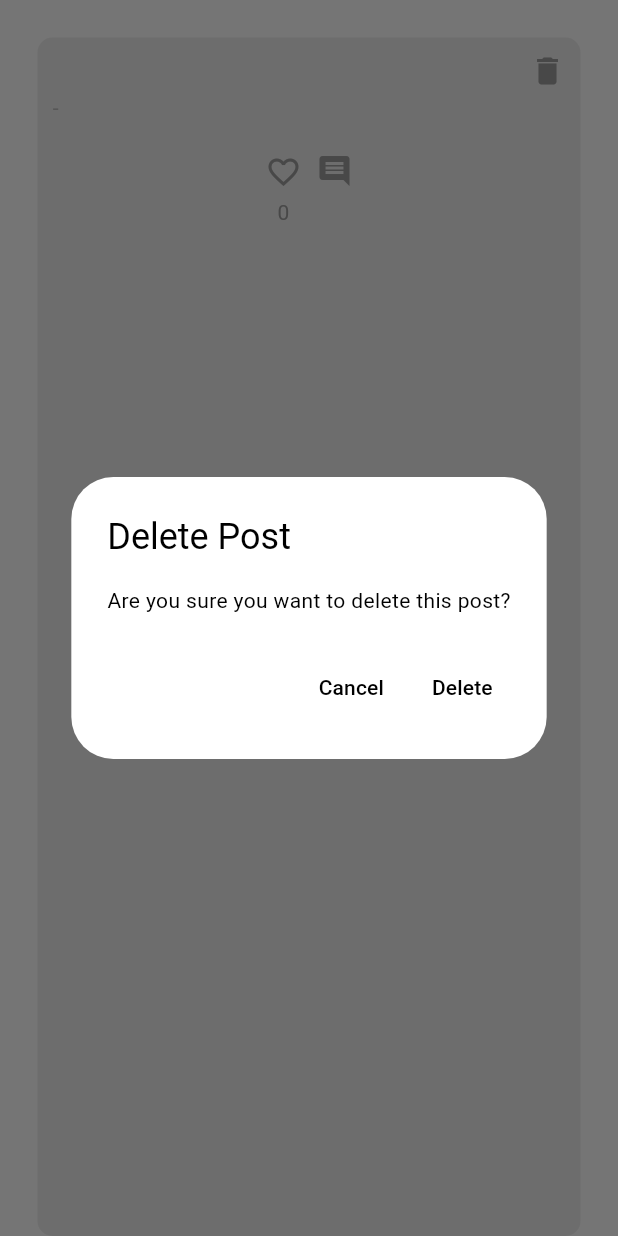
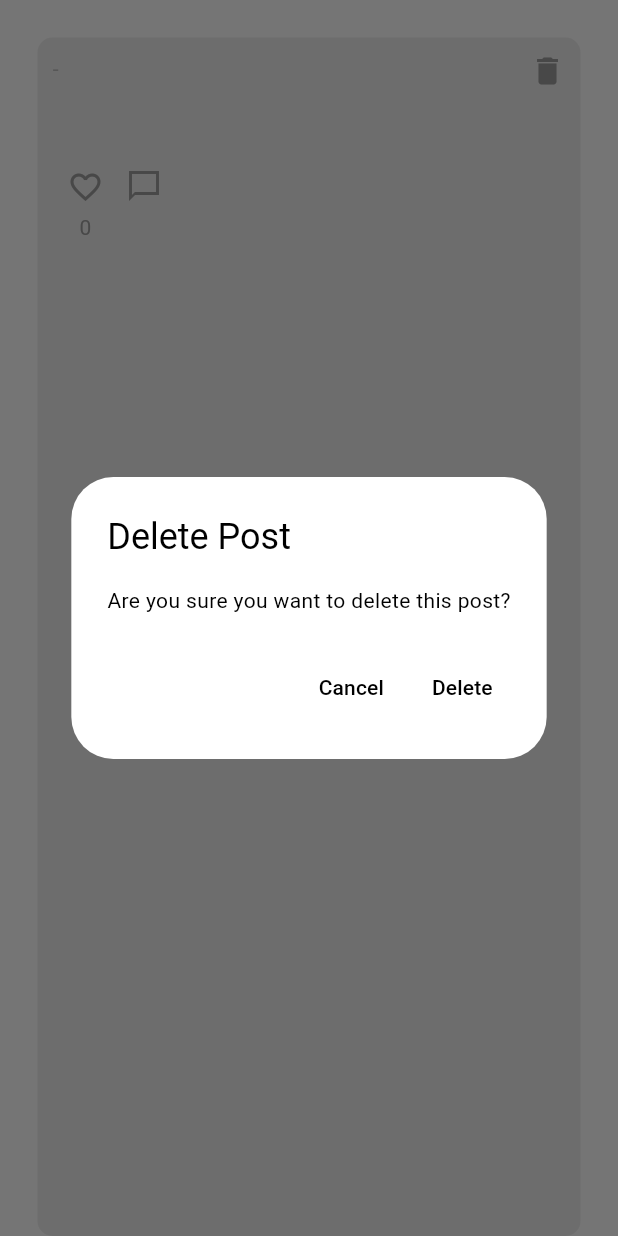
Before and after one commit to boywithdv/flutter_timelines, a Flutter app: the WallPost widget shown alone on an empty page, opened directly with empty values, after a tap on the "delete" icon, on a phone screen of 412 x 824 dp. Run offline on Flutter 3.47's test engine with Material 3 defaults, Android fonts, the phone set to English and light mode, and no system bars; our stand-ins replace cloud_firestore, firebase_auth, firebase_core; accounts and stored records are empty.

Commit message:
comment時のアイコン修正

```diff
--- a/lib/view/components/comment_button.dart
+++ b/lib/view/components/comment_button.dart
@@ -9,7 +9,7 @@ class CommentButton extends StatelessWidget {
     return GestureDetector(
       onTap: onTap,
       child: Icon(
-        Icons.comment,
+        Icons.chat_bubble_outline_sharp,
         color: Colors.grey,
       ),
     );
--- a/lib/view/components/wall_post.dart
+++ b/lib/view/components/wall_post.dart
@@ -220,14 +220,10 @@ class _WallPostState extends State<WallPost> {
                   crossAxisAlignment: CrossAxisAlignment.start,
                   children: [
                     // group of text (message + user email )
-                    Column(
+                    Expanded(
+                      child: Column(
                         crossAxisAlignment: CrossAxisAlignment.start,
                         children: [
-                        // message
-                        Text(widget.message),
-                        const SizedBox(
-                          height: 5,
-                        ),
                           Row(
                             children: [
                               Text(
@@ -243,8 +239,20 @@ class _WallPostState extends State<WallPost> {
                                 style: TextStyle(color: Colors.grey[400]),
                               ),
                             ],
+                          ),
+                          const SizedBox(
+                            height: 15,
+                          ),
+                          // メッセージ
+                          Padding(
+                            padding: EdgeInsets.only(left: 10),
+                            child: Text(
+                              widget.message ?? '',
+                              softWrap: true,
+                            ),
                           )
                         ],
+                      ),
                     ),
                     //delete button
                     if (widget.user == currentUser.email)
@@ -257,8 +265,10 @@ class _WallPostState extends State<WallPost> {
                   height: 20,
                 ),
                 //buttons
-                Row(
-                  mainAxisAlignment: MainAxisAlignment.center,
+                Padding(
+                  padding: EdgeInsets.only(left: 10, right: 10),
+                  child: Row(
+                    mainAxisAlignment: MainAxisAlignment.start,
                     children: [
                       // LIKE
                       Column(
@@ -276,7 +286,7 @@ class _WallPostState extends State<WallPost> {
                         ],
                       ),
                       const SizedBox(
-                      width: 10,
+                        width: 15,
                       ),
                       // コメント
                       Column(
@@ -297,39 +307,7 @@ class _WallPostState extends State<WallPost> {
                       ),
                     ],
                   ),
-                /*
-                //comments under the post
-                StreamBuilder<QuerySnapshot>(
-                  stream: FirebaseFirestore.instance
-                      .collection('UserPosts')
-                      .doc(widget.postId)
-                      .collection("Comments")
-                      .orderBy("CommentTime", descending: true)
-                      .snapshots(),
-                  builder: (context, snapshot) {
-                    //show loading circle if no data yet
-                    if (!snapshot.hasData) {
-                      return const Center(
-                        child: CircularProgressIndicator(),
-                      );
-                    }
-                    return ListView(
-                      shrinkWrap: true, //for nested lists
-                      physics: const NeverScrollableScrollPhysics(),
-                      children: snapshot.data!.docs.map((doc) {
-                        // get the comment
-                        final commentData = doc.data() as Map<String, dynamic>;
-                        //return the comment
-                        return Comment(
-                          text: commentData['CommentText'],
-                          user: commentData['CommentedBy'],
-                          time: formatDate(commentData['CommentTime']),
-                        );
-                      }).toList(),
-                    );
-                  },
                 ),
-                */
               ],
             ),
           ],
```
Lines whose indentation alone changed are shown as unchanged.
